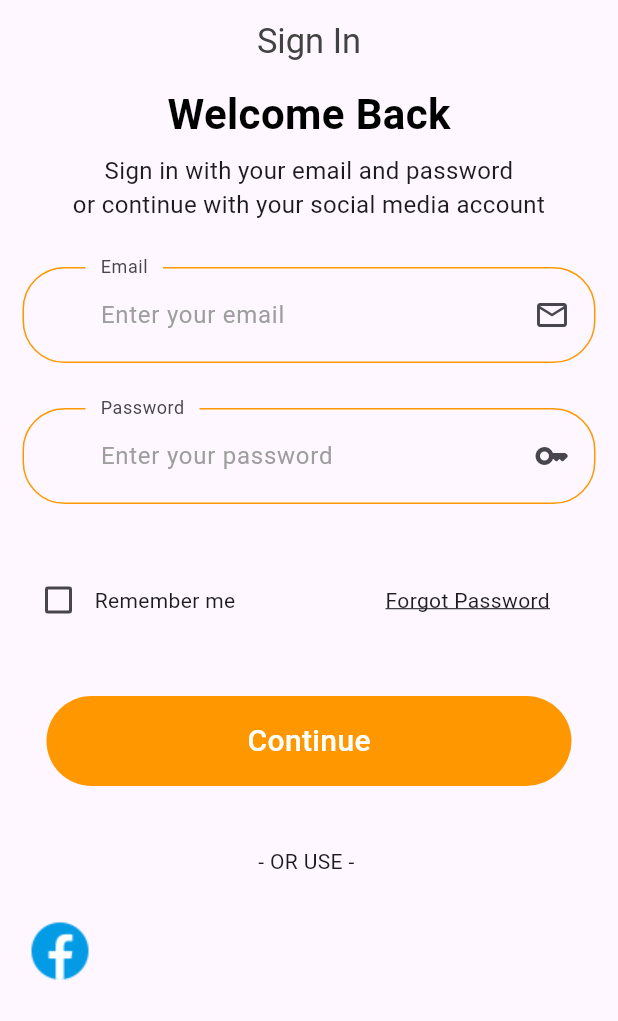
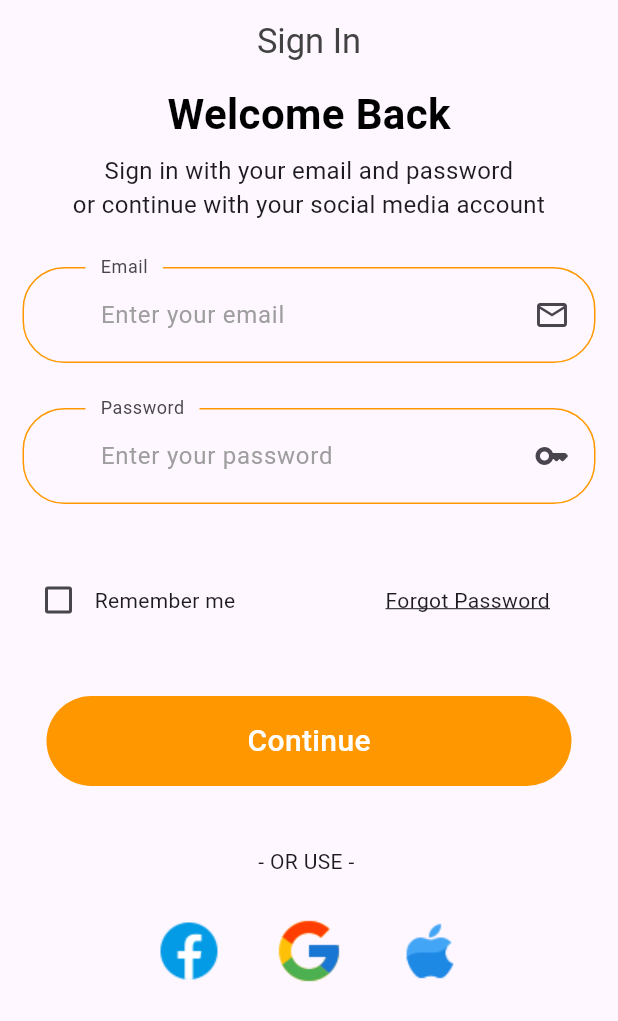
Before and after one commit to Tosin8/ktea, a Flutter app: the screen it shows after launch, on a phone screen of 412 x 824 dp. Shown: the top 1021 px of the screen. Run offline on Flutter 3.47's test engine with Material 3 defaults, Android fonts, the phone set to English and light mode, and no system bars; our stand-ins replace animate_do, curved_navigation_bar, firebase_auth, firebase_core, flutter_svg, get; accounts and stored records are empty.

Commit message:
Update body.dart

```diff
--- a/lib/screens/form/signin/body.dart
+++ b/lib/screens/form/signin/body.dart
@@ -26,6 +26,7 @@ class SignInBody extends StatelessWidget {
               const Text('- OR USE - ') ,
               const SizedBox(height: 10),
               Row(
+                mainAxisAlignment: MainAxisAlignment.center,
                 children: [
                   GestureDetector(
                     onTap: () {
@@ -36,8 +37,30 @@ class SignInBody extends StatelessWidget {
 
 
                           child: Image.asset('assets/icons/social/fb-logo.png')),
-                  )
-      ,
+                  ),
+
+                   GestureDetector(
+                    onTap: () {
+                      Get.to('');
+                    },
+                    child: Container(
+                      height: 80, width: 80,
+
+
+                          child: Image.asset('assets/icons/social/google-logo.png')),
+                  ),
+
+                GestureDetector(
+                    onTap: () {
+                      Get.to('');
+                    },
+                    child: Container(
+                      height: 80, width: 80,
+
+
+                          child: Image.asset('assets/icons/social/apple-logo.png')),
+                  ),
+
 
                 ],
               )
```
